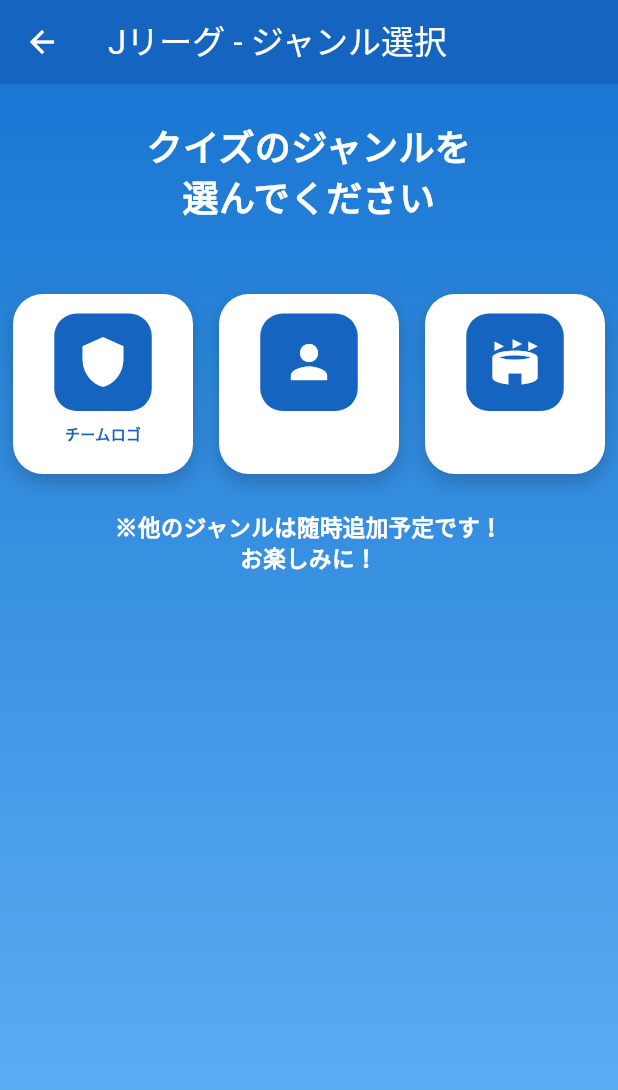
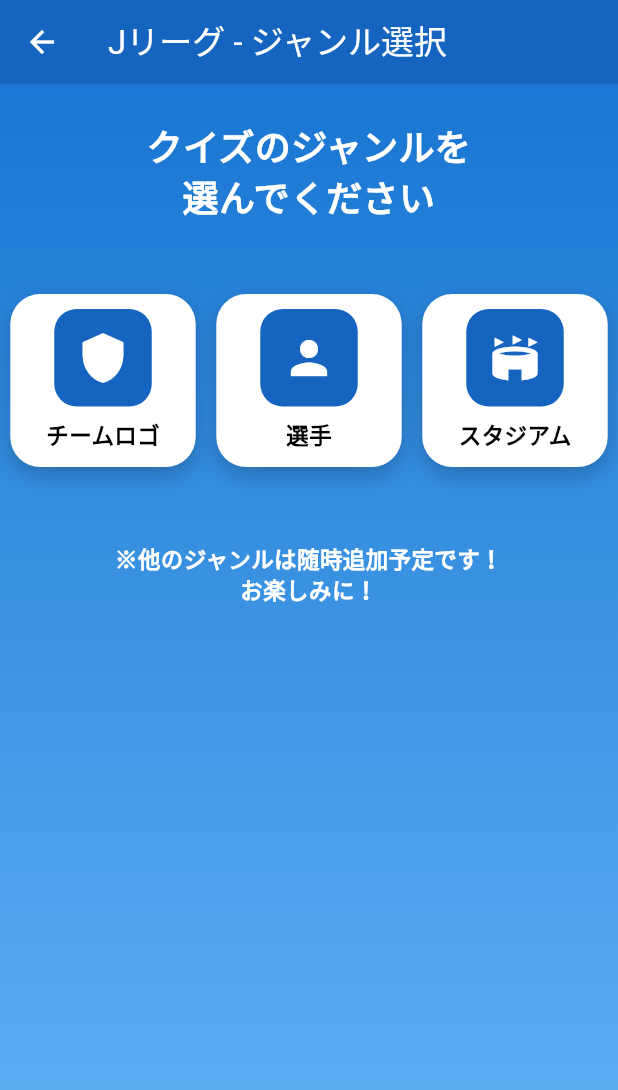
Before and after one commit to tomohiro1024/soccer_master, a Flutter app: the screen it shows after launch, after a tap on "クイズを始める", after a tap on "🇯🇵", on a phone screen of 412 x 824 dp. Shown: the top 1090 px of the screen. Run offline on Flutter 3.47's test engine with Material 3 defaults, Android fonts, the phone set to English and light mode, and no system bars; our stand-ins replace flutter_riverpod, go_router, in_app_review, package_info_plus, shared_preferences; network calls fail.

Commit message:
ジャンル選択画面の修正

```diff
--- a/lib/screens/genre_selection_screen.dart
+++ b/lib/screens/genre_selection_screen.dart
@@ -59,19 +59,19 @@
                       context,
                       Genre.playerName,
                       Icons.person,
-                      '',
+                      '選手',
                     ),
                     const SizedBox(height: 24),
                     _buildGenreButton(
                       context,
                       Genre.stadium,
                       Icons.stadium,
-                      '',
+                      'スタジアム',
                     ),
                   ],
                 ),
 
-                const SizedBox(height: 24),
+                const SizedBox(height: 50),
                 const Text(
                   '※他のジャンルは随時追加予定です！\nお楽しみに！',
                   textAlign: TextAlign.center,
@@ -95,14 +95,16 @@
     IconData icon,
     String title,
   ) {
+    double height = MediaQuery.of(context).size.height;
+    double width = MediaQuery.of(context).size.width;
     return GestureDetector(
       onTap: () {
         context.push('/leagues/${league.name}/genres/${genre.name}/levels');
       },
       child: Container(
-        height: 120,
-        width: 120,
-        padding: const EdgeInsets.symmetric(horizontal: 20, vertical: 13),
+        height: height * 0.14,
+        width: width * 0.3,
+        padding: const EdgeInsets.symmetric(horizontal: 20, vertical: 10),
         decoration: BoxDecoration(
           color: Colors.white,
           borderRadius: BorderRadius.circular(20),
@@ -131,9 +133,9 @@
             Text(
               title,
               style: const TextStyle(
-                fontSize: 10,
+                fontSize: 15,
                 fontWeight: FontWeight.bold,
-                color: Color(0xFF1565C0),
+                color: Colors.black,
               ),
             ),
           ],
```
